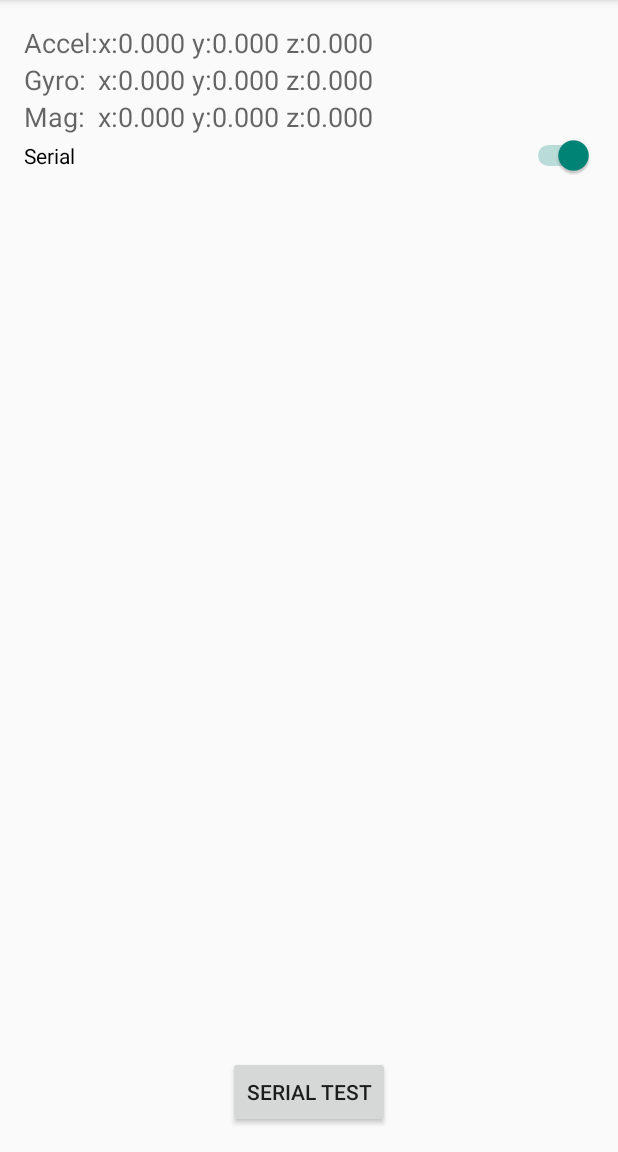
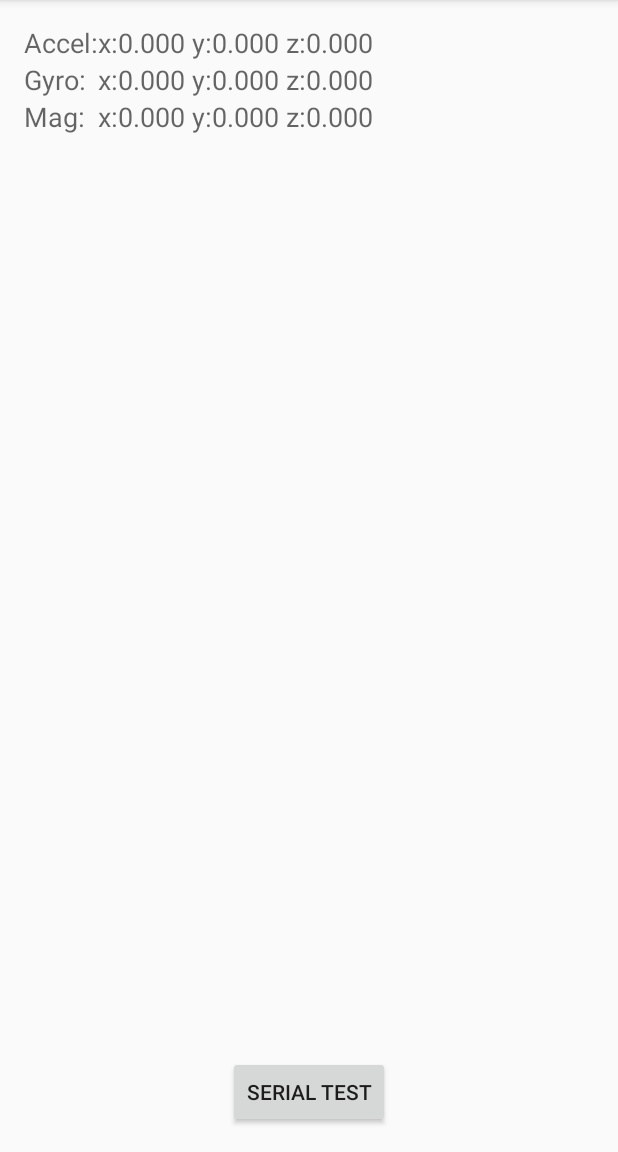
Before and after one commit to maru-n/AndroidINSProto, an Android app: the screen it shows after launch (MainActivity), on a phone screen of 412 x 824 dp, the part 84-1236 px from its top. Run offline under Robolectric (Android 15) with nearby library versions, the phone set to English and light mode, and no system bars; libraries missing offline, so code that uses them is left out: com.hoho.android; 6 statements that could not run were skipped.

Commit message:
removed serial switch on android.

```diff
--- a/android/app/src/main/java/jp/co/mti/maruyama/androidinsproto/MainActivityFragment.java
+++ b/android/app/src/main/java/jp/co/mti/maruyama/androidinsproto/MainActivityFragment.java
@@ -46,7 +46,6 @@ public class MainActivityFragment extends Fragment implements SensorEventListene
     private SensorManager mSensorManager;
     private SerialInputOutputManager mSerialIoManager;
 
-    private Switch mSerialSwitch;
     private TextView mAccelValueTextView;
     private TextView mGyroValueTextView;
     private TextView mMagValueTextView;
@@ -97,7 +96,6 @@ public class MainActivityFragment extends Fragment implements SensorEventListene
                 writeSerial(msg);
             }
         });
-        mSerialSwitch = (Switch)view.findViewById(R.id.serial_switch);
         mAccelValueTextView = (TextView)view.findViewById(R.id.accel_value_text);
         mGyroValueTextView = (TextView)view.findViewById(R.id.gyro_value_text);
         mMagValueTextView = (TextView)view.findViewById(R.id.mag_value_text);
--- a/android/app/src/main/res/layout/fragment_main.xml
+++ b/android/app/src/main/res/layout/fragment_main.xml
@@ -92,17 +92,5 @@
         android:id="@+id/serial_test_button"
         android:layout_alignParentBottom="true"
         android:layout_centerHorizontal="true" />
-    <Switch
-        android:layout_width="wrap_content"
-        android:layout_height="wrap_content"
-        android:text="Serial"
-        android:id="@+id/serial_switch"
-        android:checked="true"
-        android:layout_column="0"
-        android:layout_below="@+id/tableLayout"
-        android:layout_alignParentLeft="true"
-        android:layout_alignParentStart="true"
-        android:layout_alignRight="@+id/tableLayout"
-        android:layout_alignEnd="@+id/tableLayout" />
 
 </RelativeLayout>
```
